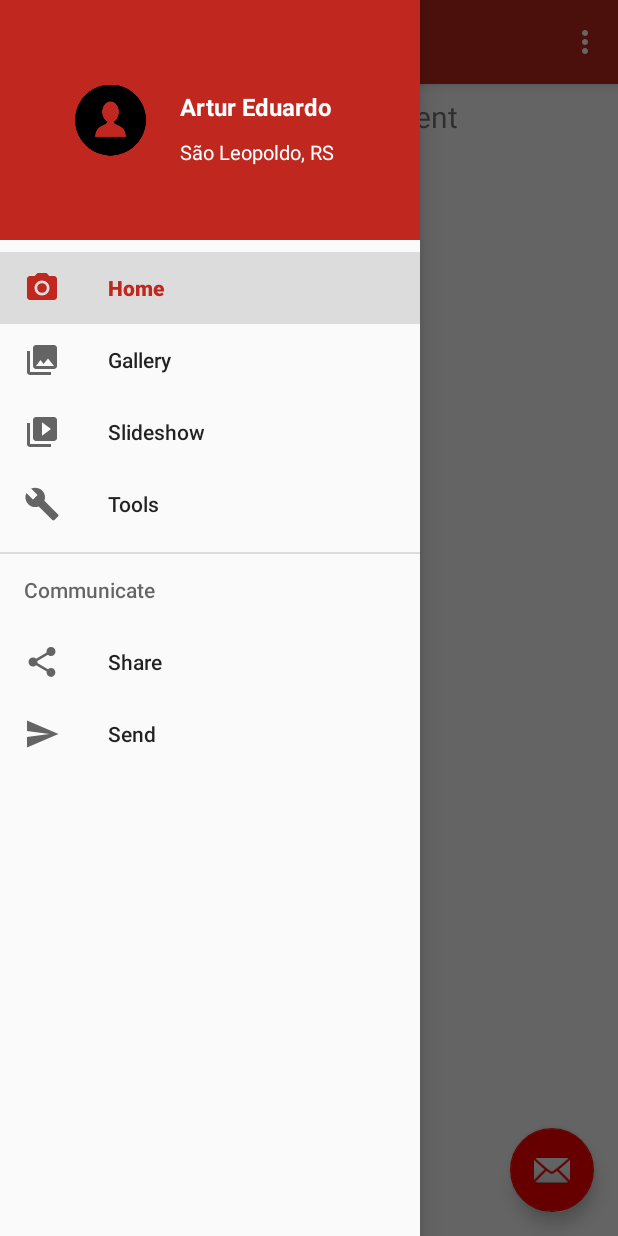
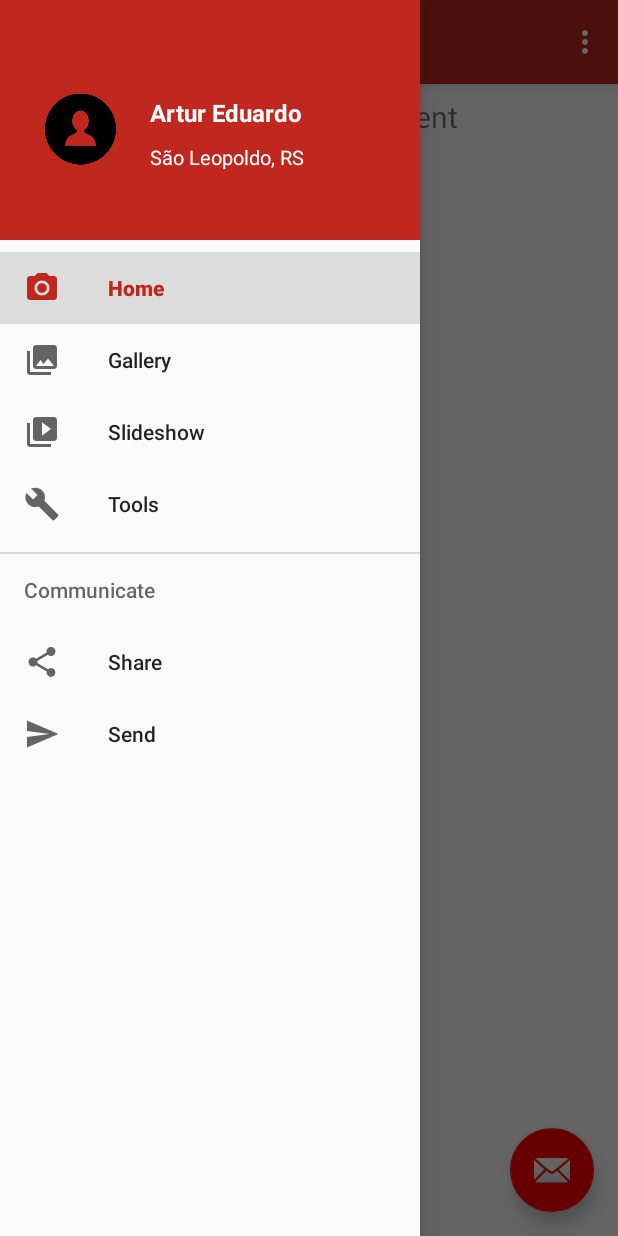
Before and after one commit to artureduard0/ADiligenciaApp, an Android app: the Main2Activity screen opened directly, with no data from a screen before it, with the side drawer open, on a phone screen of 412 x 824 dp. Run offline under Robolectric (Android 15) with nearby library versions, the phone set to English and light mode, and no system bars; our stand-ins replace navigation-ui.

Commit message:
nav header adjust

```diff
--- a/app/src/main/res/layout/nav_header_main.xml
+++ b/app/src/main/res/layout/nav_header_main.xml
@@ -4,18 +4,19 @@
     android:layout_height="160dp"
     android:background="@color/colorPrimary"
     android:orientation="vertical"
-    android:padding="50dp">
+    android:padding="30dp">
 
     <ImageView
         android:layout_width="47dp"
         android:layout_height="72dp"
+        android:layout_marginTop="20dp"
         android:src="@drawable/menuuser" />
 
     <TextView
         android:layout_width="wrap_content"
         android:layout_height="wrap_content"
         android:layout_marginStart="70dp"
-        android:layout_marginTop="10dp"
+        android:layout_marginTop="34dp"
         android:text="Artur Eduardo"
         android:textColor="@color/white"
         android:textSize="16dp"
@@ -25,7 +26,7 @@
         android:layout_width="wrap_content"
         android:layout_height="wrap_content"
         android:layout_marginStart="70dp"
-        android:layout_marginTop="42dp"
+        android:layout_marginTop="65dp"
         android:text="São Leopoldo, RS"
         android:textColor="@color/white"
         android:textSize="13dp" />
```
